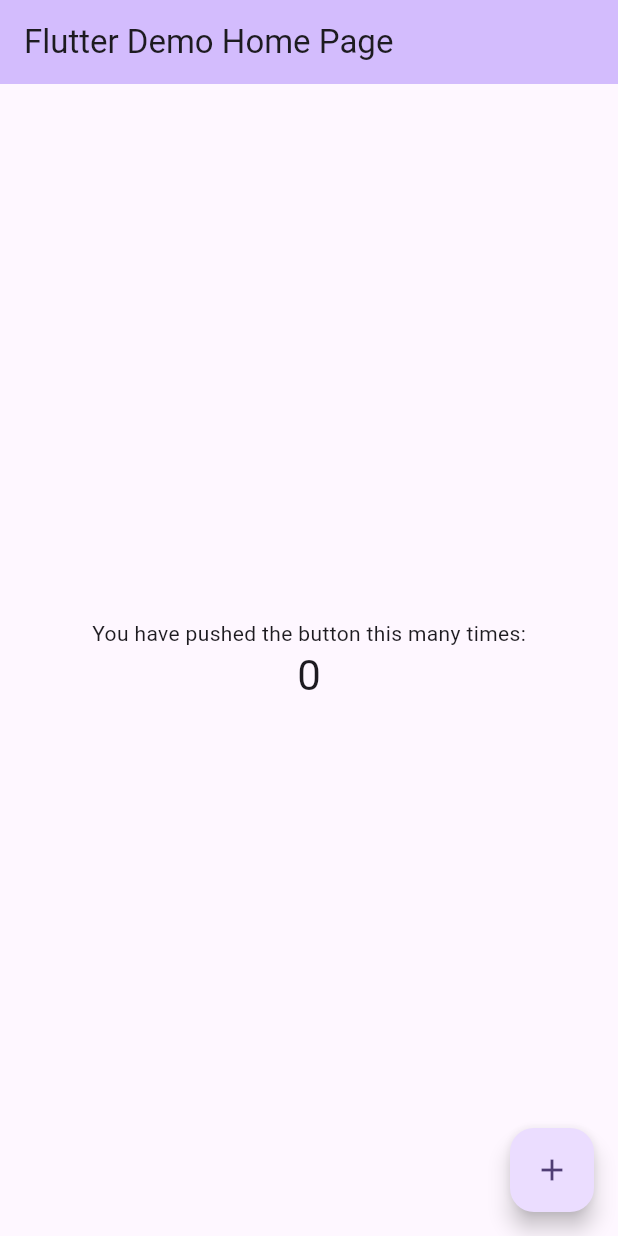
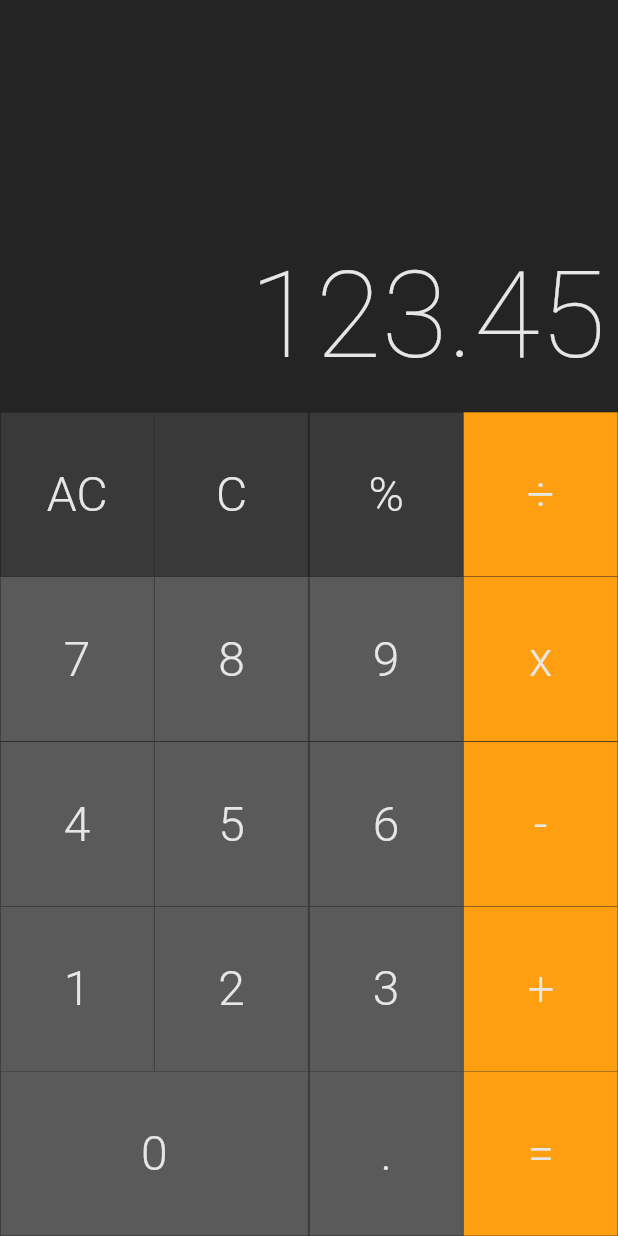
Before and after one commit to paulosabra/calculator, a Flutter app: the screen it shows after launch, on a phone screen of 412 x 824 dp. Run offline on Flutter 3.47's test engine with Material 3 defaults, Android fonts, the phone set to English and light mode, and no system bars; drawn by our look-alikes of auto_size_text.

Commit message:
Create UI

```diff
--- a/lib/main.dart
+++ b/lib/main.dart
@@ -1,69 +1,6 @@
+import 'package:calculator/src/app.dart';
 import 'package:flutter/material.dart';
 
 void main() {
-  runApp(const MyApp());
+  runApp(const CalculatorApp());
 }
-
-class MyApp extends StatelessWidget {
-  const MyApp({super.key});
-
-  @override
-  Widget build(BuildContext context) {
-    return MaterialApp(
-      title: 'Flutter Demo',
-      theme: ThemeData(
-        colorScheme: ColorScheme.fromSeed(seedColor: Colors.deepPurple),
-        useMaterial3: true,
-      ),
-      home: const MyHomePage(title: 'Flutter Demo Home Page'),
-    );
-  }
-}
-
-class MyHomePage extends StatefulWidget {
-  const MyHomePage({super.key, required this.title});
-
-  final String title;
-
-  @override
-  State<MyHomePage> createState() => _MyHomePageState();
-}
-
-class _MyHomePageState extends State<MyHomePage> {
-  int _counter = 0;
-
-  void _incrementCounter() {
-    setState(() {
-      _counter++;
-    });
-  }
-
-  @override
-  Widget build(BuildContext context) {
-    return Scaffold(
-      appBar: AppBar(
-        backgroundColor: Theme.of(context).colorScheme.inversePrimary,
-        title: Text(widget.title),
-      ),
-      body: Center(
-        child: Column(
-          mainAxisAlignment: MainAxisAlignment.center,
-          children: <Widget>[
-            const Text(
-              'You have pushed the button this many times:',
-            ),
-            Text(
-              '$_counter',
-              style: Theme.of(context).textTheme.headlineMedium,
-            ),
-          ],
-        ),
-      ),
-      floatingActionButton: FloatingActionButton(
-        onPressed: _incrementCounter,
-        tooltip: 'Increment',
-        child: const Icon(Icons.add),
-      ),
-    );
-  }
-}
--- /dev/null
+++ b/lib/src/app.dart
@@ -0,0 +1,18 @@
+import 'package:calculator/src/screens/calculator_screen.dart';
+import 'package:flutter/material.dart';
+
+class CalculatorApp extends StatelessWidget {
+  const CalculatorApp({super.key});
+
+  @override
+  Widget build(BuildContext context) {
+    return MaterialApp(
+      title: 'Calculator',
+      debugShowCheckedModeBanner: false,
+      theme: ThemeData(
+        useMaterial3: true,
+      ),
+      home: const CalculatorScreen(),
+    );
+  }
+}
--- /dev/null
+++ b/lib/src/components/button.dart
@@ -0,0 +1,67 @@
+import 'package:auto_size_text/auto_size_text.dart';
+import 'package:calculator/src/constants/colors.dart';
+import 'package:calculator/src/constants/spacing.dart';
+import 'package:flutter/material.dart';
+
+class CustomButton extends StatelessWidget {
+  final String? text;
+  final Color color;
+  final bool isBigger;
+  final void Function(String?) onPressed;
+
+  const CustomButton.numberPad({
+    super.key,
+    required this.text,
+    required this.onPressed,
+    this.color = ColorPalette.kNumberPadButton,
+    this.isBigger = false,
+  });
+
+  const CustomButton.basicOperation({
+    super.key,
+    required this.text,
+    required this.onPressed,
+    this.color = ColorPalette.kBasicOperationButton,
+    this.isBigger = false,
+  });
+
+  const CustomButton.specificOperation({
+    super.key,
+    required this.text,
+    required this.onPressed,
+    this.color = ColorPalette.kSpecificOperationButton,
+    this.isBigger = false,
+  });
+
+  @override
+  Widget build(BuildContext context) {
+    return Expanded(
+      flex: isBigger ? 2 : 1,
+      child: ElevatedButton(
+        onPressed: () => onPressed(text),
+        style: ButtonStyle(
+          backgroundColor: MaterialStateProperty.all(color),
+          shape: MaterialStateProperty.all(const RoundedRectangleBorder(
+            side: BorderSide(
+              color: ColorPalette.kBorder,
+              width: 0.2,
+            ),
+            borderRadius: BorderRadius.all(Radius.zero),
+          )),
+        ),
+        child: AutoSizeText(
+          '$text',
+          minFontSize: FontSize.minButton,
+          maxFontSize: FontSize.maxButton,
+          maxLines: 1,
+          textAlign: TextAlign.center,
+          style: const TextStyle(
+            color: ColorPalette.kTextPrimary,
+            fontSize: FontSize.maxButton,
+            fontWeight: FontWeight.w300,
+          ),
+        ),
+      ),
+    );
+  }
+}
--- /dev/null
+++ b/lib/src/components/button_row.dart
@@ -0,0 +1,21 @@
+import 'package:calculator/src/components/button.dart';
+import 'package:flutter/material.dart';
+
+class CustomButtonRow extends StatelessWidget {
+  final List<CustomButton> buttons;
+
+  const CustomButtonRow({
+    super.key,
+    required this.buttons,
+  });
+
+  @override
+  Widget build(BuildContext context) {
+    return Expanded(
+      child: Row(
+        crossAxisAlignment: CrossAxisAlignment.stretch,
+        children: buttons,
+      ),
+    );
+  }
+}
--- /dev/null
+++ b/lib/src/components/display_panel.dart
@@ -0,0 +1,44 @@
+import 'package:auto_size_text/auto_size_text.dart';
+import 'package:calculator/src/constants/colors.dart';
+import 'package:calculator/src/constants/spacing.dart';
+import 'package:flutter/material.dart';
+
+class CustomDisplayPanel extends StatelessWidget {
+  final String? value;
+
+  const CustomDisplayPanel({
+    super.key,
+    this.value,
+  });
+
+  @override
+  Widget build(BuildContext context) {
+    return Expanded(
+      flex: 1,
+      child: Container(
+        color: ColorPalette.kDisplayPanelBackground,
+        child: Column(
+          crossAxisAlignment: CrossAxisAlignment.stretch,
+          mainAxisAlignment: MainAxisAlignment.end,
+          children: [
+            Padding(
+              padding: const EdgeInsets.all(Spacing.s8),
+              child: AutoSizeText(
+                '$value',
+                minFontSize: FontSize.minDisplay,
+                maxFontSize: FontSize.maxDisplay,
+                maxLines: 1,
+                textAlign: TextAlign.end,
+                style: const TextStyle(
+                  color: ColorPalette.kTextPrimary,
+                  fontSize: FontSize.maxDisplay,
+                  fontWeight: FontWeight.w100,
+                ),
+              ),
+            ),
+          ],
+        ),
+      ),
+    );
+  }
+}
--- /dev/null
+++ b/lib/src/components/keyboard.dart
@@ -0,0 +1,122 @@
+import 'package:calculator/src/components/button.dart';
+import 'package:calculator/src/components/button_row.dart';
+import 'package:calculator/src/constants/button_texts.dart';
+import 'package:flutter/material.dart';
+
+class CustomKeyboard extends StatelessWidget {
+  final void Function(String?) onPressed;
+
+  const CustomKeyboard({
+    super.key,
+    required this.onPressed,
+  });
+
+  @override
+  Widget build(BuildContext context) {
+    return Expanded(
+      flex: 2,
+      child: Column(
+        mainAxisSize: MainAxisSize.min,
+        children: [
+          CustomButtonRow(
+            buttons: [
+              CustomButton.specificOperation(
+                text: ButtonText.allClear,
+                onPressed: onPressed,
+              ),
+              CustomButton.specificOperation(
+                text: ButtonText.clear,
+                onPressed: onPressed,
+              ),
+              CustomButton.specificOperation(
+                text: ButtonText.percent,
+                onPressed: onPressed,
+              ),
+              CustomButton.basicOperation(
+                text: ButtonText.divide,
+                onPressed: onPressed,
+              ),
+            ],
+          ),
+          CustomButtonRow(
+            buttons: [
+              CustomButton.numberPad(
+                text: ButtonText.number7,
+                onPressed: onPressed,
+              ),
+              CustomButton.numberPad(
+                text: ButtonText.number8,
+                onPressed: onPressed,
+              ),
+              CustomButton.numberPad(
+                text: ButtonText.number9,
+                onPressed: onPressed,
+              ),
+              CustomButton.basicOperation(
+                text: ButtonText.multiply,
+                onPressed: onPressed,
+              ),
+            ],
+          ),
+          CustomButtonRow(
+            buttons: [
+              CustomButton.numberPad(
+                text: ButtonText.number4,
+                onPressed: onPressed,
+              ),
+              CustomButton.numberPad(
+                text: ButtonText.number5,
+                onPressed: onPressed,
+              ),
+              CustomButton.numberPad(
+                text: ButtonText.number6,
+                onPressed: onPressed,
+              ),
+              CustomButton.basicOperation(
+                text: ButtonText.minus,
+                onPressed: onPressed,
+              ),
+            ],
+          ),
+          CustomButtonRow(
+            buttons: [
+              CustomButton.numberPad(
+                text: ButtonText.number1,
+                onPressed: onPressed,
+              ),
+              CustomButton.numberPad(
+                text: ButtonText.number2,
+                onPressed: onPressed,
+              ),
+              CustomButton.numberPad(
+                text: ButtonText.number3,
+                onPressed: onPressed,
+              ),
+              CustomButton.basicOperation(
+                text: ButtonText.addition,
+                onPressed: onPressed,
+              ),
+            ],
+          ),
+          CustomButtonRow(
+            buttons: [
+              CustomButton.numberPad(
+                text: ButtonText.number0,
+                isBigger: true,
+                onPressed: onPressed,
+              ),
+              CustomButton.numberPad(
+                text: ButtonText.decimalPoint,
+                onPressed: onPressed,
+              ),
+              CustomButton.basicOperation(
+                text: ButtonText.equals,
+                onPressed: onPressed,
+              ),
+            ],
+          ),
+        ],
+      ),
+    );
+  }
+}
--- /dev/null
+++ b/lib/src/constants/button_texts.dart
@@ -0,0 +1,21 @@
+class ButtonText {
+  static const String number0 = '0';
+  static const String number1 = '1';
+  static const String number2 = '2';
+  static const String number3 = '3';
+  static const String number4 = '4';
+  static const String number5 = '5';
+  static const String number6 = '6';
+  static const String number7 = '7';
+  static const String number8 = '8';
+  static const String number9 = '9';
+  static const String allClear = 'AC';
+  static const String clear = 'C';
+  static const String percent = '%';
+  static const String divide = '÷';
+  static const String multiply = 'x';
+  static const String minus = '-';
+  static const String addition = '+';
+  static const String decimalPoint = '.';
+  static const String equals = '=';
+}
--- /dev/null
+++ b/lib/src/constants/colors.dart
@@ -0,0 +1,10 @@
+import 'package:flutter/material.dart';
+
+class ColorPalette {
+  static const Color kBasicOperationButton = Color(0xffFD9F10);
+  static const Color kBorder = Color(0xff000000);
+  static const Color kDisplayPanelBackground = Color(0xff242424);
+  static const Color kNumberPadButton = Color(0xff5A5A5A);
+  static const Color kSpecificOperationButton = Color(0xff393939);
+  static const Color kTextPrimary = Color(0xffE6E6E6);
+}
--- /dev/null
+++ b/lib/src/constants/spacing.dart
@@ -0,0 +1,28 @@
+class Spacing {
+  static const double s0 = 0;
+  static const double s4 = 4;
+  static const double s8 = 8;
+  static const double s12 = 12;
+  static const double s16 = 16;
+  static const double s20 = 20;
+  static const double s24 = 24;
+  static const double s28 = 28;
+  static const double s32 = 32;
+  static const double s36 = 36;
+  static const double s40 = 40;
+  static const double s44 = 44;
+  static const double s48 = 48;
+  static const double s52 = 52;
+  static const double s56 = 56;
+  static const double s60 = 60;
+  static const double s64 = 64;
+  static const double s68 = 68;
+  static const double s72 = 72;
+}
+
+class FontSize {
+  static const double minDisplay = 20;
+  static const double maxDisplay = 80;
+  static const double minButton = 16;
+  static const double maxButton = 32;
+}
--- /dev/null
+++ b/lib/src/screens/calculator_screen.dart
@@ -0,0 +1,25 @@
+import 'package:calculator/src/components/display_panel.dart';
+import 'package:calculator/src/components/keyboard.dart';
+import 'package:flutter/material.dart';
+
+class CalculatorScreen extends StatelessWidget {
+  const CalculatorScreen({super.key});
+
+  _onPressed(String? text) {
+    debugPrint(text);
+  }
+
+  @override
+  Widget build(BuildContext context) {
+    return Scaffold(
+      body: Column(
+        children: [
+          const CustomDisplayPanel(value: '123.45'),
+          CustomKeyboard(
+            onPressed: _onPressed,
+          ),
+        ],
+      ),
+    );
+  }
+}
```
